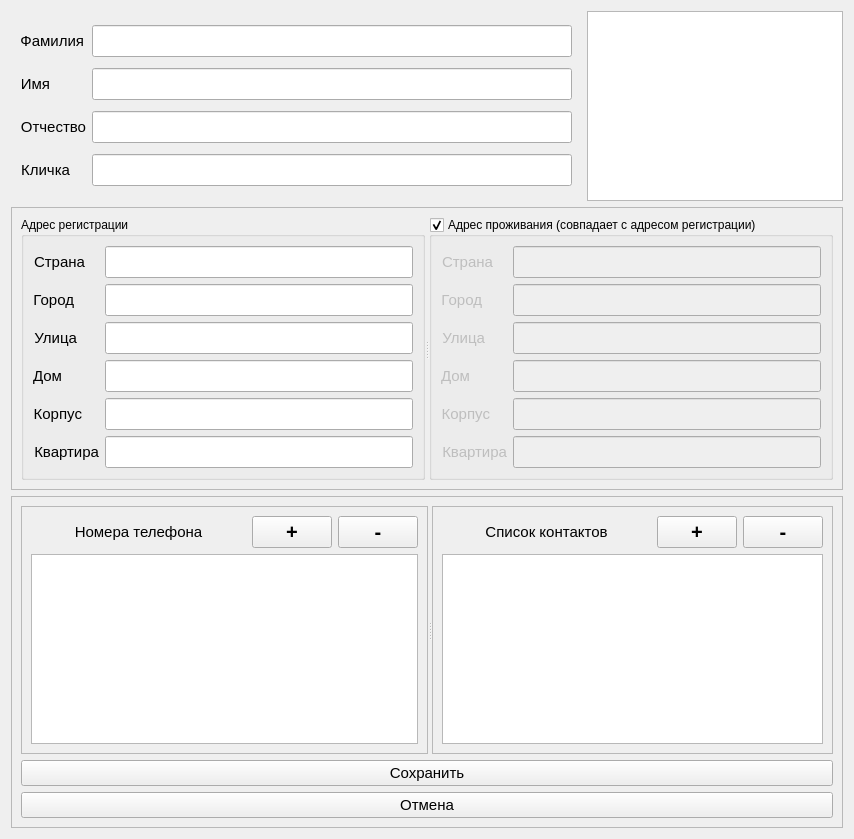
First picture: the form in EditPerson.ui, repository Yavlados/VKR, before the edit.
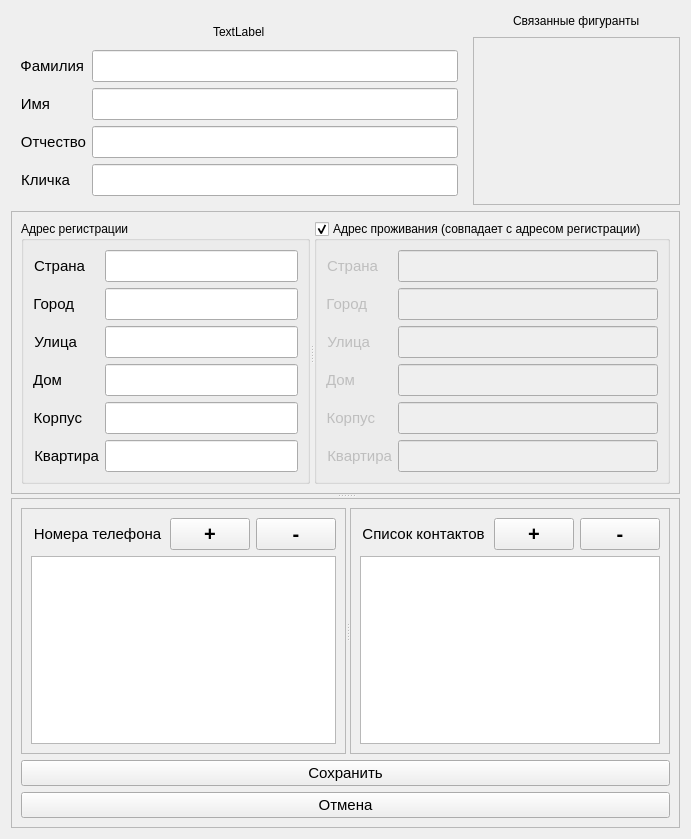
Second picture: the form after the edit. Custom widgets are drawn as their Qt base class.

Patch:
```diff
--- a/EditPerson.ui
+++ b/EditPerson.ui
@@ -6,26 +6,69 @@
    <rect>
     <x>0</x>
     <y>0</y>
-    <width>854</width>
+    <width>691</width>
     <height>839</height>
    </rect>
   </property>
   <property name="windowTitle">
    <string>Form</string>
   </property>
-  <layout class="QGridLayout" name="gridLayout_7">
-   <item row="0" column="0">
-    <layout class="QGridLayout" name="gridLayout_6">
-     <item row="0" column="0">
-      <widget class="QFrame" name="frame_6">
-       <property name="sizePolicy">
-        <sizepolicy hsizetype="Ignored" vsizetype="Preferred">
-         <horstretch>0</horstretch>
-         <verstretch>0</verstretch>
-        </sizepolicy>
-       </property>
        <layout class="QGridLayout" name="gridLayout_8">
         <item row="0" column="0">
+    <widget class="QFrame" name="frame_6">
+     <property name="sizePolicy">
+      <sizepolicy hsizetype="Preferred" vsizetype="Preferred">
+       <horstretch>0</horstretch>
+       <verstretch>0</verstretch>
+      </sizepolicy>
+     </property>
+     <layout class="QVBoxLayout" name="verticalLayout_2">
+      <item>
+       <layout class="QHBoxLayout" name="horizontalLayout_3">
+        <item>
+         <spacer name="horizontalSpacer_8">
+          <property name="orientation">
+           <enum>Qt::Horizontal</enum>
+          </property>
+          <property name="sizeHint" stdset="0">
+           <size>
+            <width>40</width>
+            <height>20</height>
+           </size>
+          </property>
+         </spacer>
+        </item>
+        <item>
+         <widget class="QLabel" name="label_editPerson_info">
+          <property name="sizePolicy">
+           <sizepolicy hsizetype="Minimum" vsizetype="Minimum">
+            <horstretch>0</horstretch>
+            <verstretch>0</verstretch>
+           </sizepolicy>
+          </property>
+          <property name="text">
+           <string>TextLabel</string>
+          </property>
+         </widget>
+        </item>
+        <item>
+         <spacer name="horizontalSpacer_7">
+          <property name="orientation">
+           <enum>Qt::Horizontal</enum>
+          </property>
+          <property name="sizeHint" stdset="0">
+           <size>
+            <width>40</width>
+            <height>20</height>
+           </size>
+          </property>
+         </spacer>
+        </item>
+       </layout>
+      </item>
+      <item>
+       <layout class="QFormLayout" name="formLayout">
+        <item row="0" column="0">
          <widget class="QLabel" name="label_2">
           <property name="sizePolicy">
            <sizepolicy hsizetype="Fixed" vsizetype="Preferred">
@@ -174,21 +217,110 @@
          </widget>
         </item>
        </layout>
+      </item>
+     </layout>
       </widget>
      </item>
      <item row="0" column="1">
-      <widget class="QListView" name="lv_linkedPersons">
+    <layout class="QVBoxLayout" name="vl_linked_info">
+     <item>
+      <layout class="QHBoxLayout" name="horizontalLayout_2">
+       <item>
+        <spacer name="horizontalSpacer_2">
+         <property name="orientation">
+          <enum>Qt::Horizontal</enum>
+         </property>
+         <property name="sizeType">
+          <enum>QSizePolicy::Fixed</enum>
+         </property>
+         <property name="sizeHint" stdset="0">
+          <size>
+           <width>40</width>
+           <height>20</height>
+          </size>
+         </property>
+        </spacer>
+       </item>
+       <item>
+        <widget class="QLabel" name="label_linked_persons">
        <property name="sizePolicy">
-        <sizepolicy hsizetype="Maximum" vsizetype="Expanding">
+          <sizepolicy hsizetype="Fixed" vsizetype="Preferred">
          <horstretch>0</horstretch>
          <verstretch>0</verstretch>
         </sizepolicy>
        </property>
-      </widget>
-     </item>
-    </layout>
-   </item>
-   <item row="1" column="0">
+         <property name="text">
+          <string>Связанные фигуранты</string>
+         </property>
+        </widget>
+       </item>
+       <item>
+        <spacer name="horizontalSpacer_6">
+         <property name="orientation">
+          <enum>Qt::Horizontal</enum>
+         </property>
+         <property name="sizeType">
+          <enum>QSizePolicy::Fixed</enum>
+         </property>
+         <property name="sizeHint" stdset="0">
+          <size>
+           <width>40</width>
+           <height>20</height>
+          </size>
+         </property>
+        </spacer>
+       </item>
+      </layout>
+     </item>
+     <item>
+      <widget class="QScrollArea" name="sa_linked_person">
+       <property name="sizePolicy">
+        <sizepolicy hsizetype="Minimum" vsizetype="Expanding">
+         <horstretch>0</horstretch>
+         <verstretch>0</verstretch>
+        </sizepolicy>
+       </property>
+       <property name="widgetResizable">
+        <bool>true</bool>
+       </property>
+       <widget class="QWidget" name="sa_content">
+        <property name="geometry">
+         <rect>
+          <x>0</x>
+          <y>0</y>
+          <width>208</width>
+          <height>180</height>
+         </rect>
+        </property>
+        <layout class="QGridLayout" name="gridLayout_6">
+         <item row="0" column="0">
+          <layout class="QVBoxLayout" name="vl_linked_person">
+           <item>
+            <spacer name="verticalSpacer">
+             <property name="orientation">
+              <enum>Qt::Vertical</enum>
+             </property>
+             <property name="sizeHint" stdset="0">
+              <size>
+               <width>20</width>
+               <height>101</height>
+              </size>
+             </property>
+            </spacer>
+           </item>
+          </layout>
+         </item>
+        </layout>
+       </widget>
+      </widget>
+     </item>
+    </layout>
+   </item>
+   <item row="1" column="0" colspan="2">
+    <widget class="QSplitter" name="splitter_2">
+     <property name="orientation">
+      <enum>Qt::Vertical</enum>
+     </property>
     <widget class="QFrame" name="frame_3">
      <property name="frameShape">
       <enum>QFrame::StyledPanel</enum>
@@ -706,8 +838,6 @@
       </item>
      </layout>
     </widget>
-   </item>
-   <item row="2" column="0">
     <widget class="QFrame" name="frame_2">
      <property name="frameShape">
       <enum>QFrame::StyledPanel</enum>
@@ -981,6 +1111,7 @@
        </widget>
       </item>
      </layout>
+     </widget>
     </widget>
    </item>
   </layout>
```
Lines whose indentation alone changed are shown as unchanged.
